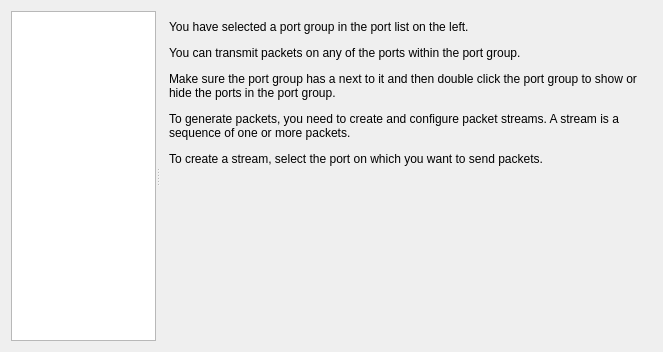
The window that client/portswindow.ui (pstavirs/ostinato) describes before a commit, drawn with Qt 5.
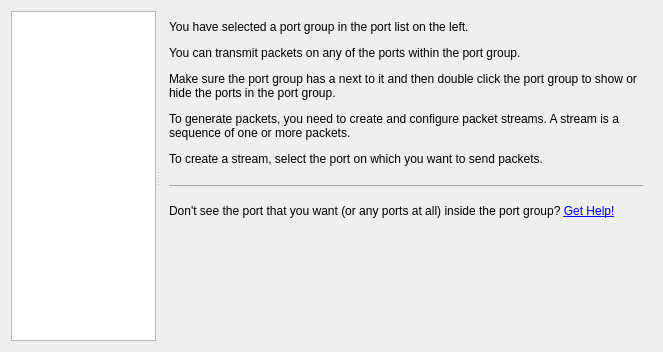
The same window after the commit. The open tabs and pages were chosen to show the change. Icons and pictures are not drawn. Custom widgets are drawn as their Qt base class.

Commit message: UX: Include FAQ url in portgroup hint page

Patch:
```diff
--- a/client/portswindow.ui
+++ b/client/portswindow.ui
@@ -94,7 +94,9 @@
 &lt;p&gt;You can transmit packets on any of the ports within the port group.&lt;/p&gt;
 &lt;p&gt;Make sure the port group has a &lt;img src=&quot;:/icons/bullet_green.png&quot;/&gt; next to it and then double click the port group to show or hide the ports in the port group.&lt;/p&gt;
 &lt;p&gt;To generate packets, you need to create and configure packet streams. A stream is a sequence of one or more packets.&lt;/p&gt;
-&lt;p&gt;To create a stream, select the port on which you want to send packets. &lt;/p&gt;</string>
+&lt;p&gt;To create a stream, select the port on which you want to send packets. &lt;/p&gt;
+&lt;hr/&gt;
+&lt;p&gt;Don't see the port that you want (or any ports at all) inside the port group? &lt;a href=&quot;http://jump.ostinato.org/noports&quot;&gt;Get Help!&lt;/a&gt;&lt;/p&gt;</string>
           </property>
           <property name="alignment">
            <set>Qt::AlignLeading|Qt::AlignLeft|Qt::AlignTop</set>
```
Left out of the diff: 3 changed lines with no effect on the pictures.
